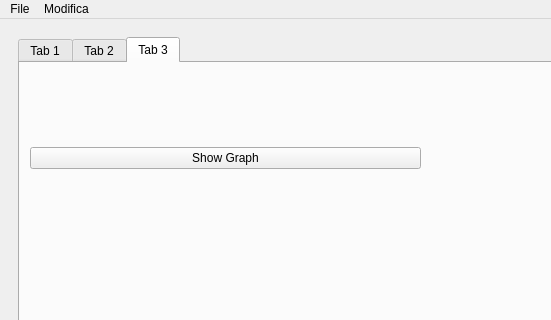
stefanocasson81/PyQt, file mainWindow.ui: the form before one commit; both pictures show x 0 to 551 and y 0 to 320 of the 1138 by 1000 pixel window.
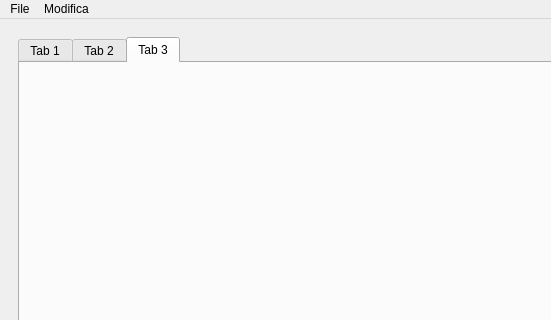
The form after the commit. The open tabs and pages were chosen to show the change. Icons and pictures are not drawn.

```diff
--- a/mainWindow.ui
+++ b/mainWindow.ui
@@ -297,25 +297,6 @@
           <attribute name="title">
            <string>Tab 3</string>
           </attribute>
-          <widget class="QWidget" name="verticalLayoutWidget">
-           <property name="geometry">
-            <rect>
-             <x>10</x>
-             <y>0</y>
-             <width>391</width>
-             <height>191</height>
-            </rect>
-           </property>
-           <layout class="QVBoxLayout" name="verticalLayout_2">
-            <item>
-             <widget class="QPushButton" name="showGraphButton">
-              <property name="text">
-               <string>Show Graph</string>
-              </property>
-             </widget>
-            </item>
-           </layout>
-          </widget>
          </widget>
         </widget>
        </item>
```
Left out of the diff: 4 changed lines with no effect on the pictures.
